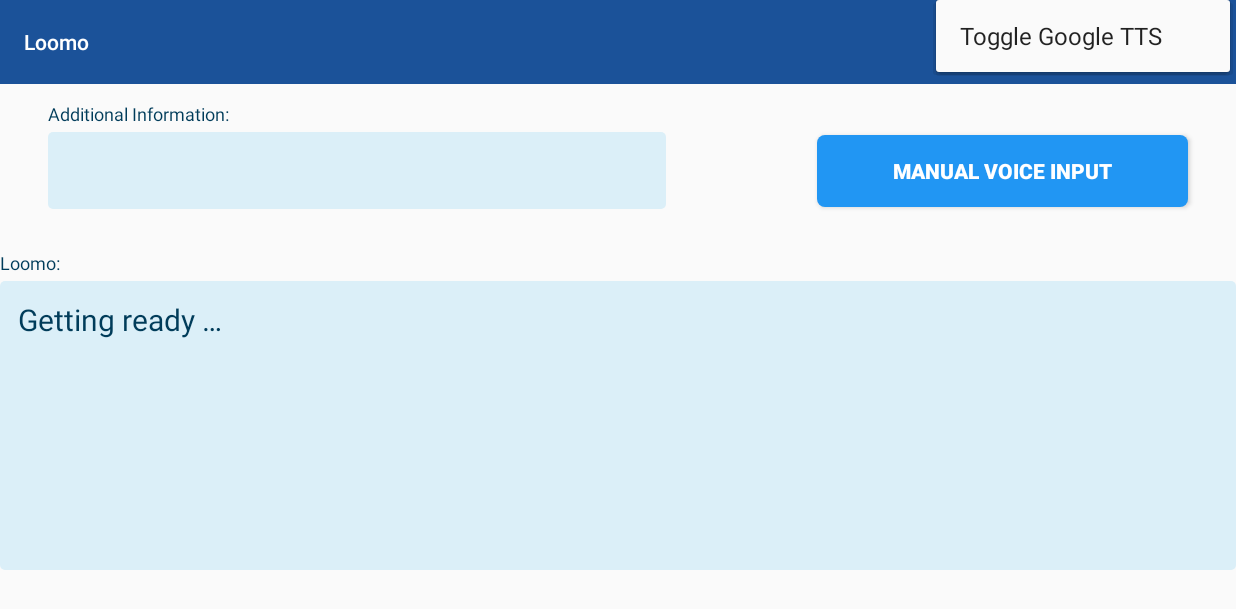
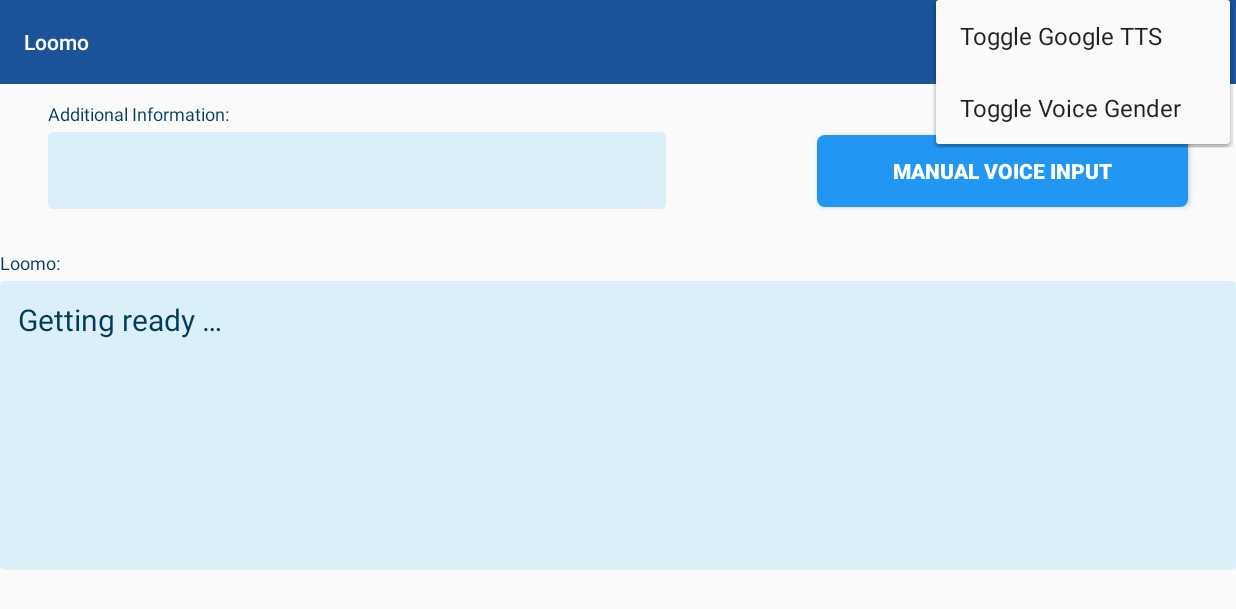
Before and after one commit to niclaszll/Loomo-Voice-Assistant, an Android app: the screen it shows after launch (MainActivity), with the options menu open, on a phone screen of 824 x 412 dp (held sideways). Shown: the top 609 px of the screen. Run offline under Robolectric (Android 15) with nearby library versions, the phone set to English and light mode, and no system bars; our stand-ins replace Dagger/Hilt's generated code; libraries missing offline, so code that uses them is left out: com.google.api.gax, com.google.auth.oauth2, com.google.cloud.dialogflow, com.google.cloud.speech, com.segway.robot and 1 more; 21 statements that could not run were skipped.

Commit message:
added toggle for cloud voice gender

```diff
--- a/app/src/main/java/com/kp/loomo/di/SpeechModule.kt
+++ b/app/src/main/java/com/kp/loomo/di/SpeechModule.kt
@@ -1,10 +1,12 @@
 package com.kp.loomo.di
 
 import android.content.Context
+import android.content.SharedPreferences
 import com.kp.loomo.features.intents.IntentHandler
 import com.kp.loomo.features.intents.handler.MoveRobotHandler
 import com.kp.loomo.features.robot.RobotManager
 import com.kp.loomo.features.speech.DialogFlowManager
+import com.kp.loomo.features.speech.GoogleCloudTTSManager
 import com.kp.loomo.features.speech.PocketSphinxManager
 import dagger.Module
 import dagger.Provides
@@ -24,4 +26,10 @@ class SpeechModule {
     fun provideDialogflow(context: Context): DialogFlowManager {
         return DialogFlowManager(context)
     }
+
+    @Provides
+    @Singleton
+    fun provideGoogleCloudTTS(sharedPreferences: SharedPreferences): GoogleCloudTTSManager {
+        return GoogleCloudTTSManager(sharedPreferences)
+    }
 }
--- a/app/src/main/java/com/kp/loomo/features/startpage/StartpagePresenter.kt
+++ b/app/src/main/java/com/kp/loomo/features/startpage/StartpagePresenter.kt
@@ -42,6 +42,7 @@ class StartpagePresenter @Inject constructor(
     private var robotManager: RobotManager,
     private var intentHandler: IntentHandler,
     private var timerManager: TimerManager,
+    private var googleCloudTTSManager: GoogleCloudTTSManager,
     private var sharedPrefs: SharedPreferences
 ) :
     StartpageContract.Presenter, SpeechResponseHandler, TimerViewCallback {
@@ -275,7 +276,7 @@ class StartpagePresenter @Inject constructor(
         val enableGoogleCloudTTS = sharedPrefs.getBoolean("google_tts", false)
 
         if (enableGoogleCloudTTS) {
-            GoogleCloudTTSManager().textToSpeech(botReply, ::onSpeechFinished)
+            googleCloudTTSManager.textToSpeech(botReply, ::onSpeechFinished)
         } else {
             mTTS?.speak(botReply, TextToSpeech.QUEUE_FLUSH, null, (0..100).random().toString())
         }
--- a/app/src/main/res/menu/main_menu.xml
+++ b/app/src/main/res/menu/main_menu.xml
@@ -1,7 +1,11 @@
 <menu xmlns:android="http://schemas.android.com/apk/res/android"
     xmlns:app="http://schemas.android.com/apk/res-auto">
     <item
-        android:id="@+id/action_settings"
+        android:id="@+id/action_google_tts"
         android:title="@string/toggle_google_tts"
         app:showAsAction="never" />
+    <item
+        android:id="@+id/action_voice_gender"
+        android:title="@string/toggle_voice_gender"
+        app:showAsAction="never" />
 </menu>
--- a/app/src/main/res/values/strings.xml
+++ b/app/src/main/res/values/strings.xml
@@ -7,4 +7,5 @@
     <string name="error_text">Sorry there was an error.</string>
     <string name="manual_voice_input">Manual voice input</string>
     <string name="toggle_google_tts">Toggle Google TTS</string>
+    <string name="toggle_voice_gender">Toggle Voice Gender</string>
 </resources>
--- a/app/src/main/res/values/styles.xml
+++ b/app/src/main/res/values/styles.xml
@@ -6,6 +6,7 @@
         <item name="colorPrimary">@color/colorPrimary</item>
         <item name="colorPrimaryDark">@color/colorPrimaryDark</item>
         <item name="colorAccent">@color/colorAccent</item>
+        <item name="android:textColorSecondary">@android:color/white</item>
     </style>
 
 </resources>
```
Also changed, not shown: app/src/main/java/com/kp/loomo/MainActivity.kt (+27 -1 lines), app/src/main/java/com/kp/loomo/features/speech/GoogleCloudTTSManager.kt (+7 -2 lines).
